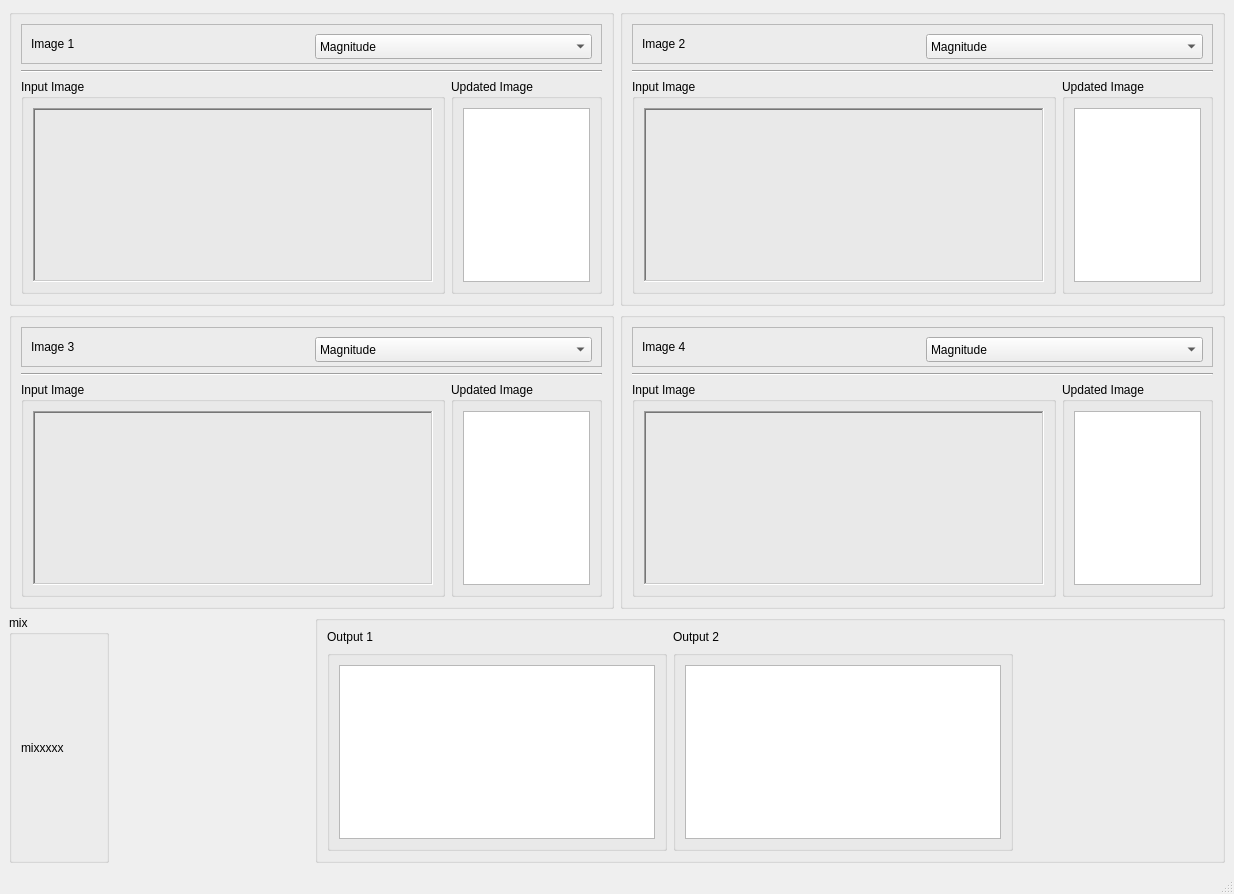
Old version of the form task4.ui in the repository malaknasser812/Image-Mixer.
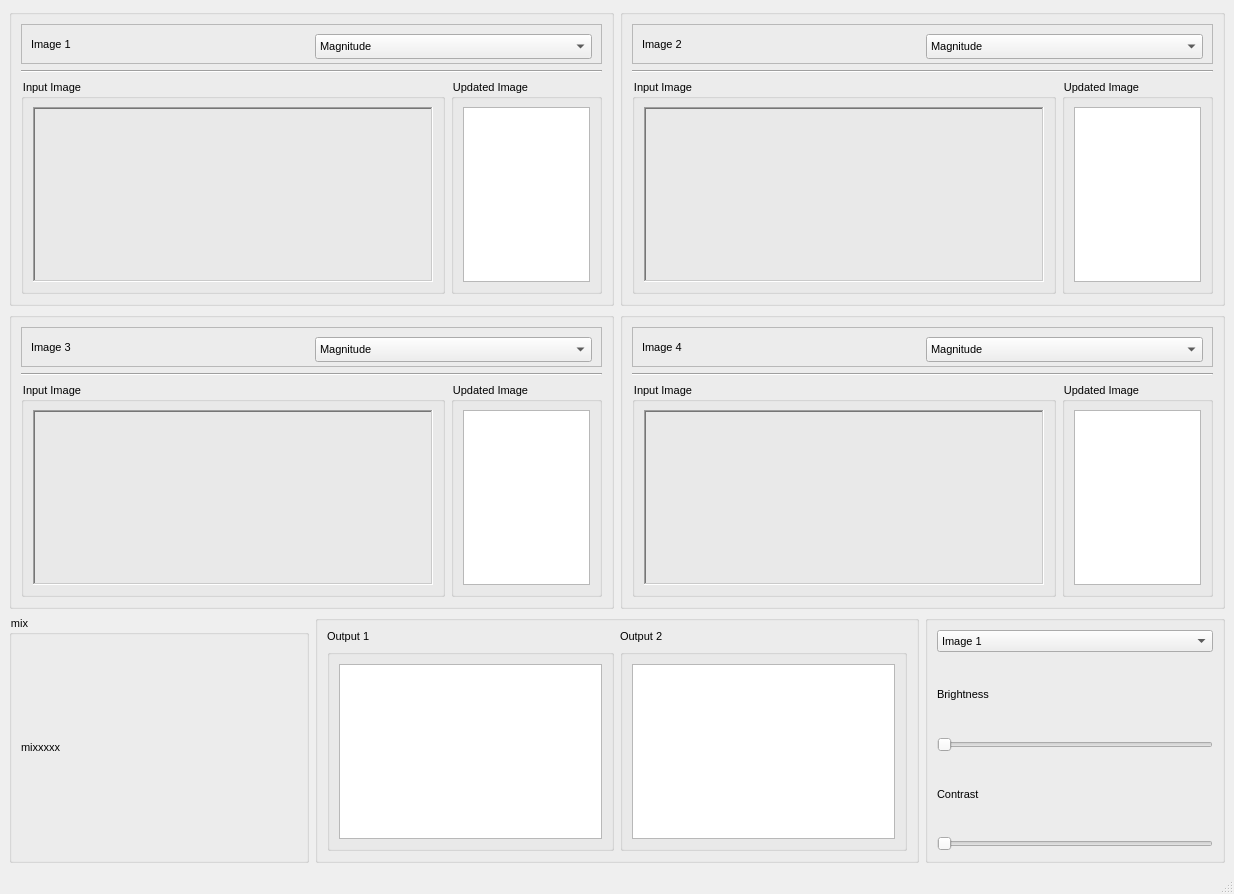
New version of the form.

Commit message: الف الصلاة والسلام عليك يا رسول الله محمد

What changed in the file:
```diff
--- a/task4.ui
+++ b/task4.ui
@@ -13,6 +13,79 @@
   <property name="windowTitle">
    <string>MainWindow</string>
   </property>
+  <property name="styleSheet">
+   <string notr="true">
+QWidget {
+    font-size: 11px;
+}
+
+QTableView {
+    font-size: 10px;
+    alternate-background-color: #EEEEFF;
+}
+
+Browser QPushButton {
+    font-size: 10px;
+    min-width: 10px;
+}
+
+ColorButton::enabled {
+    border: 1px solid #444444;
+}
+
+ColorButton::disabled {
+    border: 1px solid #AAAAAA;
+}
+
+
+Browser QGroupBox {
+    background-color: qlineargradient(x1: 0, y1: 0, x2: 0, y2: 1,
+                                      stop: 0 #E0E0E0, stop: 1 #FFFFFF);
+    border: 2px solid #999999;
+    border-radius: 5px;
+    margin-top: 1ex; /* leave space at the top for the title */
+    font-size: 13px;
+    color: black;
+}
+
+Browser QGroupBox::title {
+    subcontrol-origin: margin;
+    subcontrol-position: top center; /* position at the top center */
+    padding: 0 3px;
+    font-size: 13px;
+    color: black;
+}
+
+PluginItem {
+    border: 2px solid black;
+    background: white;
+}
+
+
+PluginItem Frame {
+    background: #CCCCCC;
+}
+
+
+TabButton {
+    border: 1px solid #8f8f91;
+    border-radius: 2px;
+    padding: 3px;
+    min-width: 120px;
+}
+
+TabButton::checked {
+    background-color: qlineargradient(x1: 0, y1: 0 , x2: 0, y2: 1,
+                                      stop: 0 #9a9b9e, stop: 1 #babbbe);
+}
+
+
+TabButton::pressed {
+    background-color: qlineargradient(x1: 0, y1: 0 , x2: 0, y2: 1,
+                                      stop: 0 #9a9b9e, stop: 1 #babbbe);
+}
+</string>
+  </property>
   <widget class="QWidget" name="centralwidget">
    <layout class="QGridLayout" name="gridLayout_11">
     <item row="0" column="0">
@@ -565,7 +638,7 @@
          <widget class="QGroupBox" name="groupBox_8">
           <property name="minimumSize">
            <size>
-            <width>100</width>
+            <width>300</width>
             <height>0</height>
            </size>
           </property>
@@ -589,22 +662,6 @@
           </layout>
          </widget>
         </item>
-        <item>
-         <spacer name="horizontalSpacer">
-          <property name="orientation">
-           <enum>Qt::Horizontal</enum>
-          </property>
-          <property name="sizeType">
-           <enum>QSizePolicy::Fixed</enum>
-          </property>
-          <property name="sizeHint" stdset="0">
-           <size>
-            <width>200</width>
-            <height>20</height>
-           </size>
-          </property>
-         </spacer>
-        </item>
         <item>
          <widget class="QGroupBox" name="groupBox_7">
           <property name="title">
@@ -673,21 +730,96 @@
              </item>
             </layout>
            </item>
-           <item row="0" column="1">
-            <spacer name="horizontalSpacer_2">
-             <property name="orientation">
-              <enum>Qt::Horizontal</enum>
-             </property>
-             <property name="sizeType">
-              <enum>QSizePolicy::Fixed</enum>
-             </property>
-             <property name="sizeHint" stdset="0">
-              <size>
-               <width>200</width>
-               <height>20</height>
-              </size>
-             </property>
-            </spacer>
+          </layout>
+         </widget>
+        </item>
+        <item>
+         <widget class="QGroupBox" name="groupBox_9">
+          <property name="minimumSize">
+           <size>
+            <width>300</width>
+            <height>0</height>
+           </size>
+          </property>
+          <property name="maximumSize">
+           <size>
+            <width>300</width>
+            <height>16777215</height>
+           </size>
+          </property>
+          <property name="sizeIncrement">
+           <size>
+            <width>150</width>
+            <height>0</height>
+           </size>
+          </property>
+          <property name="title">
+           <string/>
+          </property>
+          <layout class="QGridLayout" name="gridLayout_13">
+           <item row="0" column="0">
+            <layout class="QGridLayout" name="gridLayout_12">
+             <item row="0" column="0">
+              <widget class="QComboBox" name="comboBox_2">
+               <item>
+                <property name="text">
+                 <string>Image 1</string>
+                </property>
+               </item>
+               <item>
+                <property name="text">
+                 <string>Image 2</string>
+                </property>
+               </item>
+               <item>
+                <property name="text">
+                 <string>Image 3</string>
+                </property>
+               </item>
+               <item>
+                <property name="text">
+                 <string>Image 4</string>
+                </property>
+               </item>
+              </widget>
+             </item>
+             <item row="1" column="0">
+              <layout class="QVBoxLayout" name="verticalLayout_3">
+               <item>
+                <widget class="QLabel" name="label">
+                 <property name="text">
+                  <string>Brightness</string>
+                 </property>
+                </widget>
+               </item>
+               <item>
+                <widget class="QSlider" name="horizontalSlider">
+                 <property name="orientation">
+                  <enum>Qt::Horizontal</enum>
+                 </property>
+                </widget>
+               </item>
+              </layout>
+             </item>
+             <item row="2" column="0">
+              <layout class="QVBoxLayout" name="verticalLayout_6">
+               <item>
+                <widget class="QLabel" name="label_2">
+                 <property name="text">
+                  <string>Contrast</string>
+                 </property>
+                </widget>
+               </item>
+               <item>
+                <widget class="QSlider" name="horizontalSlider_2">
+                 <property name="orientation">
+                  <enum>Qt::Horizontal</enum>
+                 </property>
+                </widget>
+               </item>
+              </layout>
+             </item>
+            </layout>
            </item>
           </layout>
          </widget>
```
Left out of the diff: 2 changed lines with no effect on the pictures.
